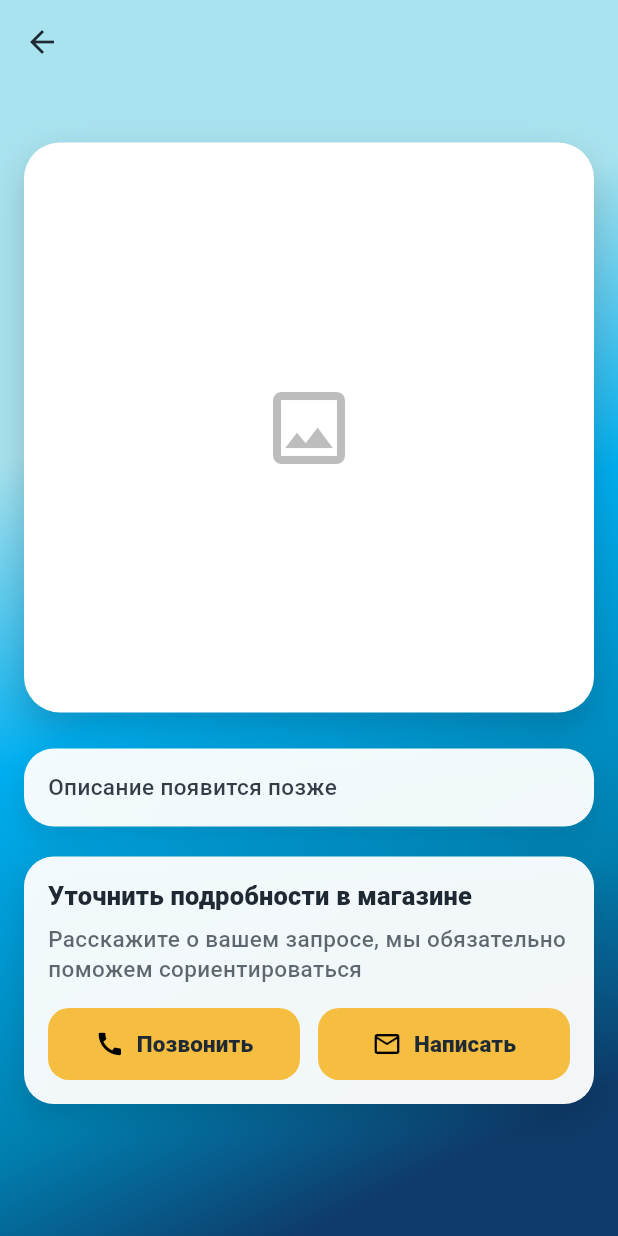
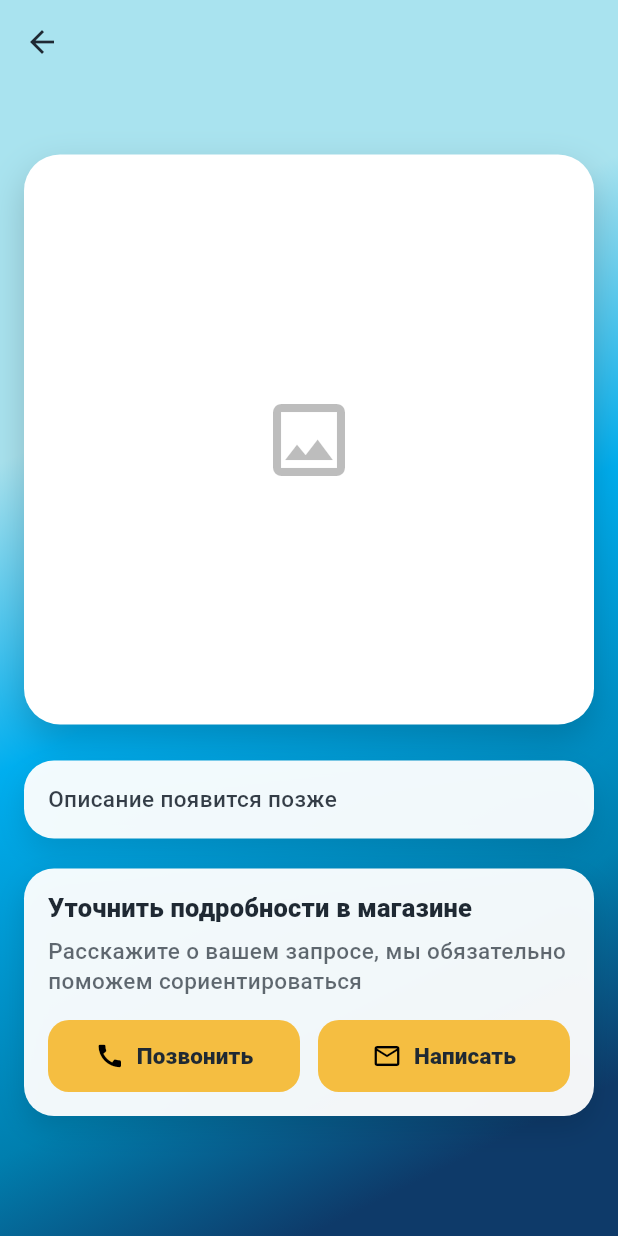
Before and after one commit to siyatut/atlantida_shop, a Flutter app: the ProductDetailsScreen screen opened directly with empty values, on a phone screen of 412 x 824 dp. Run offline on Flutter 3.47's test engine with Material 3 defaults, Android fonts, the phone set to English and light mode, and no system bars; our stand-ins replace cached_network_image; network calls fail; statements that could not run were skipped.

Commit message:
fix: align vertical spacing on product details screen

```diff
--- a/lib/screens/product_details.dart
+++ b/lib/screens/product_details.dart
@@ -22,9 +22,8 @@ class ProductDetailsScreen extends StatelessWidget {
     return Scaffold(
       appBar: AppBar(title: const SizedBox.shrink()),
       body: SafeArea(
-        bottom: false,
         child: SingleChildScrollView(
-          padding: const EdgeInsets.fromLTRB(16, 0, 16, 24),
+          padding: const EdgeInsets.fromLTRB(16, 8, 16, 32),
           child: Column(
             crossAxisAlignment: CrossAxisAlignment.stretch,
             children: [
```
